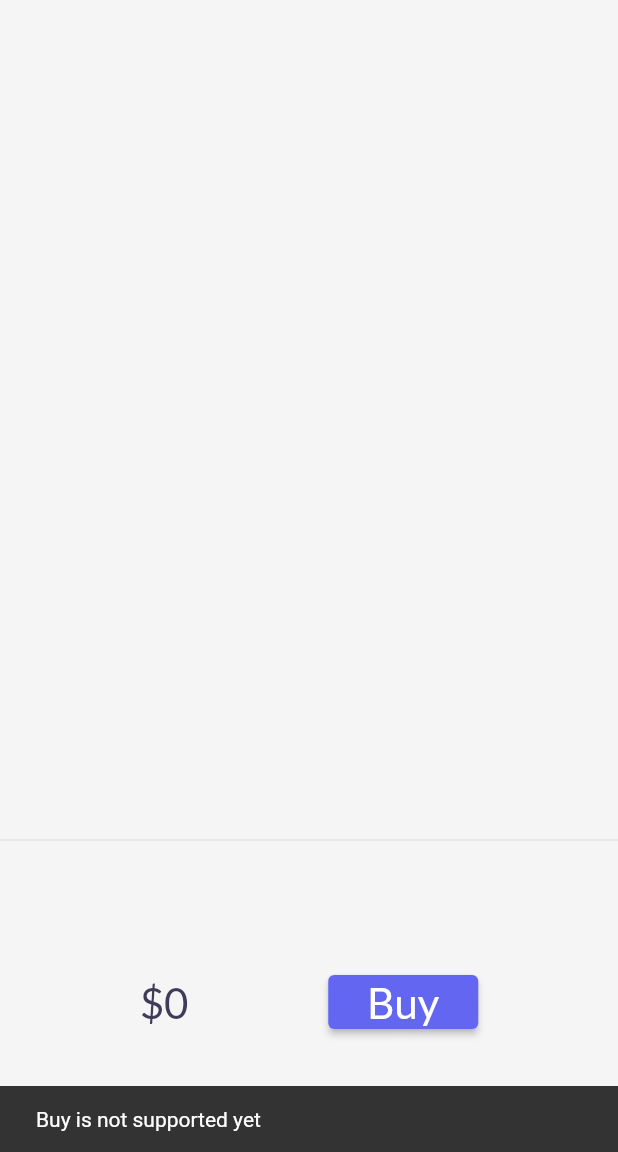
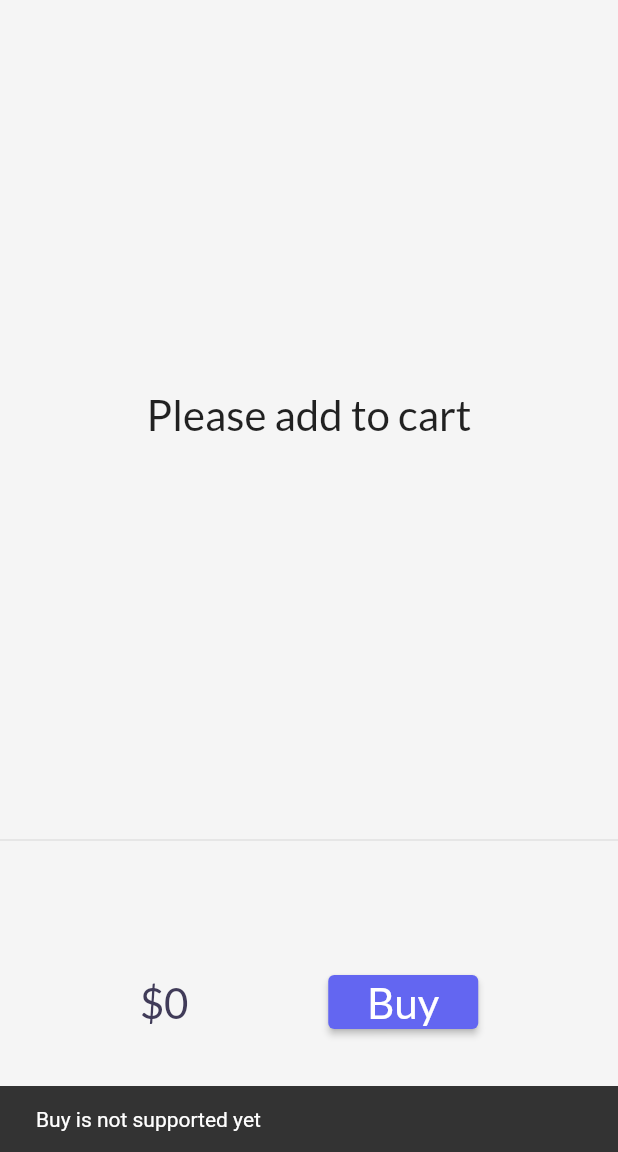
Before and after one commit to iramolaamit/Flutter, a Flutter app: the CartPage screen opened by its route, after a tap on "Buy", on a phone screen of 412 x 824 dp, the part 84-1236 px from its top. Run offline on Flutter 3.47's test engine with Material 2 defaults, Android fonts, the phone set to English and light mode, and no system bars; our stand-ins replace google_fonts, velocity_x.

Commit message:
cart button implemwntation

```diff
--- a/lib/pages/cart_page.dart
+++ b/lib/pages/cart_page.dart
@@ -80,13 +80,24 @@ class _CartListState extends State<_CartList> {
 
   @override
   Widget build(BuildContext context) {
-    return ListView.builder(
+    return _cart.item.isEmpty
+        ? Center(
+            child: Text(
+            "Please add to cart",
+            textScaleFactor: 2,
+          ))
+        : ListView.builder(
             // itemCount: 5,
             itemCount: _cart.item.length,
             itemBuilder: (context, index) => ListTile(
               trailing: IconButton(
-          onPressed: () {},
-          icon: Icon(Icons.remove_circle_sharp),
+                onPressed: () {
+                  setState(() {});
+                },
+                icon: Icon(
+                  Icons.remove_circle_sharp,
+                  color: Colors.red,
+                ),
               ),
               title: Text(_cart.item[index]!.name),
             ),
--- a/lib/widets/homeWidgets/CatalogList.dart
+++ b/lib/widets/homeWidgets/CatalogList.dart
@@ -95,22 +95,23 @@ class _AddToCart extends StatefulWidget {
 }
 
 class _AddToCartState extends State<_AddToCart> {
-  bool isAdded = false;
+  final _cart = CartModel();
 
   @override
   Widget build(BuildContext context) {
+    bool isInCart = _cart.item.contains(widget.catalog) ?? false;
     return ElevatedButton(
       onPressed: () {
-        isAdded = isAdded.toggle();
-        final _catalog = CatalogModel();
-        final _cart = CartModel();
-
-        _cart.catalog = _catalog;
-        _cart.add(widget.catalog);
-        setState(() {});
+        if (!isInCart) {
+          isInCart = isInCart.toggle();
+          final _catalog = CatalogModel();
+          _cart.catalog = _catalog;
+          _cart.add(widget.catalog);
+          setState(() {});
+        }
       },
       child:
-          isAdded ? Icon(Icons.done_outline_sharp) : "Add to cart".text.make(),
+          isInCart ? Icon(Icons.done_outline_sharp) : "Add to cart".text.make(),
       style: ButtonStyle(
           shape: MaterialStateProperty.all(StadiumBorder()),
           backgroundColor:
```
Lines whose indentation alone changed are shown as unchanged.
